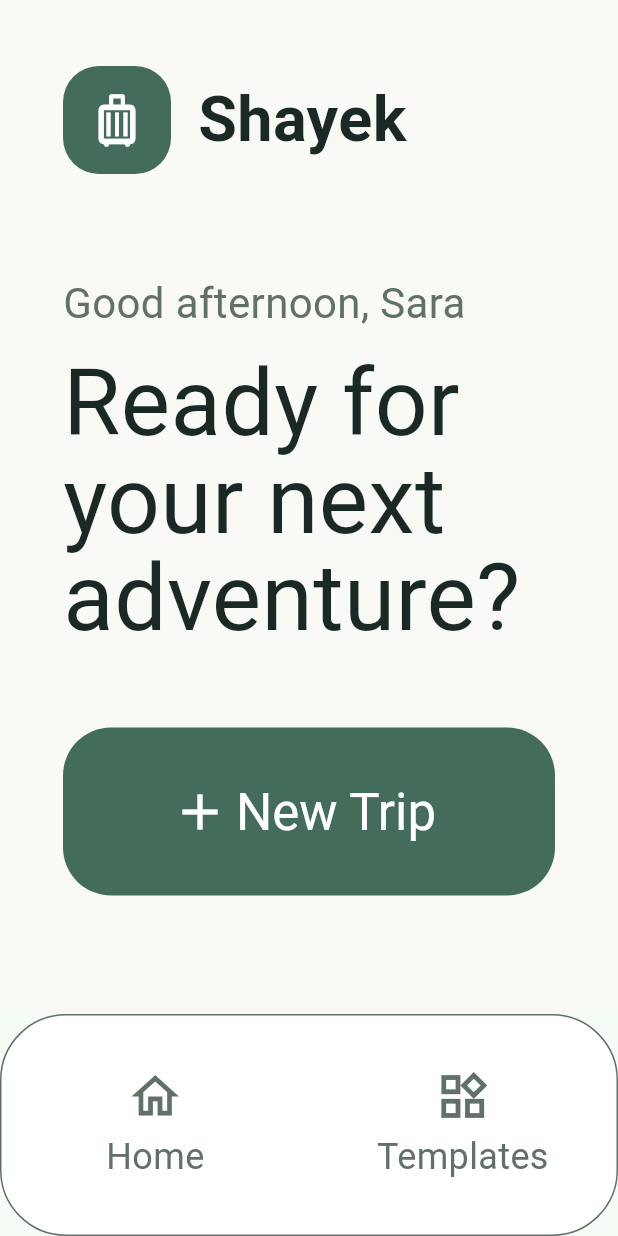
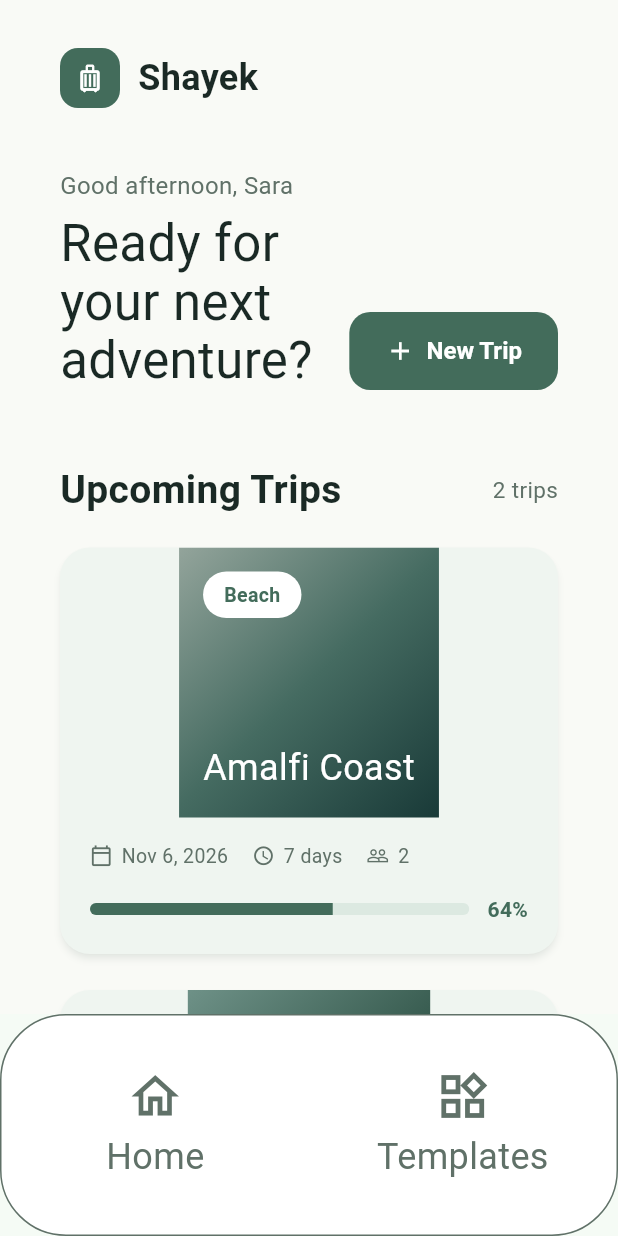
Before and after one commit to Zahraaalmadeh/SWE-463-Project-Group03, a Flutter app: the screen it shows after launch, on a phone screen of 412 x 824 dp. Run offline on Flutter 3.47's test engine with Material 3 defaults, Android fonts, the phone set to English and light mode, and no system bars; our stand-ins replace sqflite; accounts and stored records are empty; Roboto replaces fonts that are missing (Georgia).

Commit message:
layout home page, still no function

```diff
--- a/shayek/lib/screens/home_screen.dart
+++ b/shayek/lib/screens/home_screen.dart
@@ -3,7 +3,7 @@ import 'package:flutter/material.dart';
 import '../app_routes.dart';
 import '../widgets/home_trip_card.dart';
 
-/// Home UI for the Phase 3 design. The trip data is temporary display data.
+/// Desktop-sized Home UI for the Phase 3 design. The trip data is temporary display data.
 class HomeScreen extends StatelessWidget {
   const HomeScreen({super.key});
 
@@ -33,74 +33,118 @@ class HomeScreen extends StatelessWidget {
     return Scaffold(
       backgroundColor: const Color(0xFFF9FAF6),
       body: SafeArea(
-        child: ListView(
-          padding: const EdgeInsets.fromLTRB(42, 44, 42, 40),
-          children: [
-            const _BrandHeader(),
-            const SizedBox(height: 66),
-            const Text(
-              'Good afternoon, Sara',
-              style: TextStyle(fontSize: 28, color: Color(0xFF607168)),
-            ),
-            const SizedBox(height: 14),
-            const Text(
-              'Ready for your next\nadventure?',
-              style: TextStyle(
-                color: Color(0xFF1A2925),
-                fontFamily: 'Georgia',
-                fontSize: 62,
-                height: 1.05,
-              ),
-            ),
-            const SizedBox(height: 54),
-            SizedBox(
-              height: 112,
-              child: FilledButton.icon(
-                onPressed: () =>
-                    Navigator.of(context).pushNamed(AppRoutes.createTrip),
-                icon: const Icon(Icons.add, size: 40),
-                label: const Text('New Trip'),
-                style: FilledButton.styleFrom(
-                  backgroundColor: const Color(0xFF436C5B),
-                  foregroundColor: Colors.white,
-                  textStyle: const TextStyle(fontSize: 34),
-                  shape: RoundedRectangleBorder(
-                    borderRadius: BorderRadius.circular(32),
-                  ),
-                ),
-              ),
-            ),
-            const SizedBox(height: 78),
-            const Row(
+        child: Center(
+          child: ConstrainedBox(
+            constraints: const BoxConstraints(maxWidth: 1080),
+            child: ListView(
+              padding: const EdgeInsets.fromLTRB(40, 32, 40, 40),
               children: [
-                Expanded(
-                  child: FittedBox(
-                    alignment: Alignment.centerLeft,
-                    fit: BoxFit.scaleDown,
-                    child: Text(
+                const _BrandHeader(),
+                const SizedBox(height: 40),
+                const _HomeHeaderRow(),
+                const SizedBox(height: 48),
+                Row(
+                  mainAxisAlignment: MainAxisAlignment.spaceBetween,
+                  children: [
+                    const Text(
                       'Upcoming Trips',
                       style: TextStyle(
                         color: Color(0xFF1A2925),
                         fontFamily: 'Georgia',
-                        fontSize: 48,
+                        fontSize: 26,
+                        fontWeight: FontWeight.w600,
                       ),
                     ),
-                  ),
+                    Text(
+                      '${_trips.length} trips',
+                      style: const TextStyle(
+                        fontSize: 15,
+                        color: Color(0xFF607168),
+                      ),
+                    ),
+                  ],
                 ),
-                SizedBox(width: 16),
-                Text(
-                  '2 trips',
-                  style: TextStyle(fontSize: 28, color: Color(0xFF607168)),
+                const SizedBox(height: 20),
+                LayoutBuilder(
+                  builder: (context, constraints) {
+                    const spacing = 24.0;
+                    final isWide = constraints.maxWidth >= 640;
+                    final cardWidth = isWide
+                        ? (constraints.maxWidth - spacing) / 2
+                        : constraints.maxWidth;
+                    return Wrap(
+                      spacing: spacing,
+                      runSpacing: spacing,
+                      children: [
+                        for (final trip in _trips)
+                          SizedBox(
+                            width: cardWidth,
+                            child: HomeTripCard(trip: trip),
+                          ),
+                      ],
+                    );
+                  },
                 ),
               ],
             ),
-            const SizedBox(height: 34),
-            for (final trip in _trips) ...[
-              HomeTripCard(trip: trip),
-              const SizedBox(height: 40),
+          ),
+        ),
+      ),
+    );
+  }
+}
+
+class _HomeHeaderRow extends StatelessWidget {
+  const _HomeHeaderRow();
+
+  @override
+  Widget build(BuildContext context) {
+    return Row(
+      crossAxisAlignment: CrossAxisAlignment.end,
+      children: [
+        const Expanded(
+          child: Column(
+            crossAxisAlignment: CrossAxisAlignment.start,
+            children: [
+              Text(
+                'Good afternoon, Sara',
+                style: TextStyle(fontSize: 16, color: Color(0xFF607168)),
+              ),
+              SizedBox(height: 8),
+              Text(
+                'Ready for your next adventure?',
+                style: TextStyle(
+                  color: Color(0xFF1A2925),
+                  fontFamily: 'Georgia',
+                  fontSize: 34,
+                  height: 1.15,
+                ),
+              ),
             ],
-          ],
+          ),
         ),
+        const SizedBox(width: 24),
+        const _NewTripButton(),
+      ],
+    );
+  }
+}
+
+class _NewTripButton extends StatelessWidget {
+  const _NewTripButton();
+
+  @override
+  Widget build(BuildContext context) {
+    return FilledButton.icon(
+      onPressed: () => Navigator.of(context).pushNamed(AppRoutes.createTrip),
+      icon: const Icon(Icons.add, size: 20),
+      label: const Text('New Trip'),
+      style: FilledButton.styleFrom(
+        backgroundColor: const Color(0xFF436C5B),
+        foregroundColor: Colors.white,
+        padding: const EdgeInsets.symmetric(horizontal: 24, vertical: 16),
+        textStyle: const TextStyle(fontSize: 16, fontWeight: FontWeight.w600),
+        shape: RoundedRectangleBorder(borderRadius: BorderRadius.circular(14)),
       ),
     );
   }
@@ -114,13 +158,13 @@ class _BrandHeader extends StatelessWidget {
     return const Row(
       children: [
         _BrandIcon(),
-        SizedBox(width: 18),
+        SizedBox(width: 12),
         Text(
           'Shayek',
           style: TextStyle(
             color: Color(0xFF1A2925),
             fontFamily: 'Georgia',
-            fontSize: 42,
+            fontSize: 24,
             fontWeight: FontWeight.bold,
           ),
         ),
@@ -135,13 +179,13 @@ class _BrandIcon extends StatelessWidget {
   @override
   Widget build(BuildContext context) {
     return Container(
-      width: 72,
-      height: 72,
+      width: 40,
+      height: 40,
       decoration: BoxDecoration(
         color: const Color(0xFF436C5B),
-        borderRadius: BorderRadius.circular(24),
+        borderRadius: BorderRadius.circular(12),
       ),
-      child: const Icon(Icons.luggage_outlined, color: Colors.white, size: 42),
+      child: const Icon(Icons.luggage_outlined, color: Colors.white, size: 22),
     );
   }
 }
--- a/shayek/lib/widgets/home_trip_card.dart
+++ b/shayek/lib/widgets/home_trip_card.dart
@@ -30,15 +30,15 @@ class HomeTripCard extends StatelessWidget {
   Widget build(BuildContext context) {
     return Card(
       margin: EdgeInsets.zero,
-      elevation: 3,
+      elevation: 2,
       shadowColor: const Color(0xFF436C5B).withValues(alpha: 0.18),
       clipBehavior: Clip.antiAlias,
-      shape: RoundedRectangleBorder(borderRadius: BorderRadius.circular(38)),
+      shape: RoundedRectangleBorder(borderRadius: BorderRadius.circular(20)),
       child: Column(
         children: [
           _TripImagePlaceholder(trip: trip),
           Padding(
-            padding: const EdgeInsets.fromLTRB(32, 26, 32, 32),
+            padding: const EdgeInsets.fromLTRB(20, 16, 20, 20),
             child: Column(
               children: [
                 Row(
@@ -47,38 +47,38 @@ class HomeTripCard extends StatelessWidget {
                       icon: Icons.calendar_today_outlined,
                       text: trip.date,
                     ),
-                    const SizedBox(width: 28),
+                    const SizedBox(width: 16),
                     _TripDetail(
                       icon: Icons.access_time_outlined,
                       text: trip.duration,
                     ),
-                    const SizedBox(width: 28),
+                    const SizedBox(width: 16),
                     _TripDetail(
                       icon: Icons.people_outline,
                       text: trip.travelers,
                     ),
                   ],
                 ),
-                const SizedBox(height: 28),
+                const SizedBox(height: 16),
                 Row(
                   children: [
                     Expanded(
                       child: ClipRRect(
-                        borderRadius: BorderRadius.circular(20),
+                        borderRadius: BorderRadius.circular(12),
                         child: LinearProgressIndicator(
                           value: trip.progress,
-                          minHeight: 16,
+                          minHeight: 8,
                           backgroundColor: const Color(0xFFDCE9E1),
                           color: const Color(0xFF436C5B),
                         ),
                       ),
                     ),
-                    const SizedBox(width: 22),
+                    const SizedBox(width: 12),
                     Text(
                       '${(trip.progress * 100).round()}%',
                       style: const TextStyle(
                         color: Color(0xFF436C5B),
-                        fontSize: 25,
+                        fontSize: 14,
                         fontWeight: FontWeight.w600,
                       ),
                     ),
@@ -101,7 +101,7 @@ class _TripImagePlaceholder extends StatelessWidget {
   @override
   Widget build(BuildContext context) {
     return SizedBox(
-      height: 320,
+      height: 180,
       child: DecoratedBox(
         // Temporary local scenery until the team adds approved trip photos.
         decoration: BoxDecoration(
@@ -112,24 +112,24 @@ class _TripImagePlaceholder extends StatelessWidget {
           ),
         ),
         child: Padding(
-          padding: const EdgeInsets.all(32),
+          padding: const EdgeInsets.all(16),
           child: Column(
             crossAxisAlignment: CrossAxisAlignment.start,
             children: [
               Container(
                 padding: const EdgeInsets.symmetric(
-                  horizontal: 22,
-                  vertical: 10,
+                  horizontal: 14,
+                  vertical: 6,
                 ),
                 decoration: BoxDecoration(
                   color: Colors.white,
-                  borderRadius: BorderRadius.circular(30),
+                  borderRadius: BorderRadius.circular(20),
                 ),
                 child: Text(
                   trip.type,
                   style: const TextStyle(
                     color: Color(0xFF436C5B),
-                    fontSize: 24,
+                    fontSize: 13,
                     fontWeight: FontWeight.w600,
                   ),
                 ),
@@ -140,7 +140,7 @@ class _TripImagePlaceholder extends StatelessWidget {
                 style: const TextStyle(
                   color: Colors.white,
                   fontFamily: 'Georgia',
-                  fontSize: 46,
+                  fontSize: 24,
                 ),
               ),
             ],
@@ -162,11 +162,11 @@ class _TripDetail extends StatelessWidget {
     return Row(
       mainAxisSize: MainAxisSize.min,
       children: [
-        Icon(icon, color: const Color(0xFF607168), size: 26),
-        const SizedBox(width: 10),
+        Icon(icon, color: const Color(0xFF607168), size: 15),
+        const SizedBox(width: 6),
         Text(
           text,
-          style: const TextStyle(color: Color(0xFF607168), fontSize: 24),
+          style: const TextStyle(color: Color(0xFF607168), fontSize: 13),
         ),
       ],
     );
```
